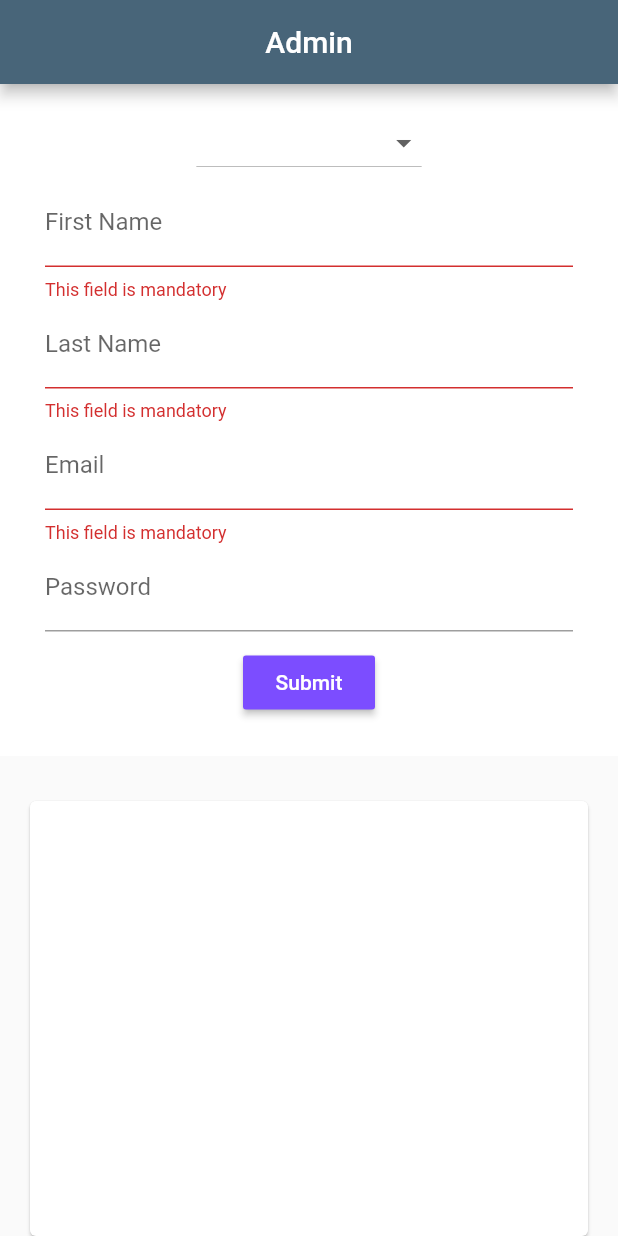
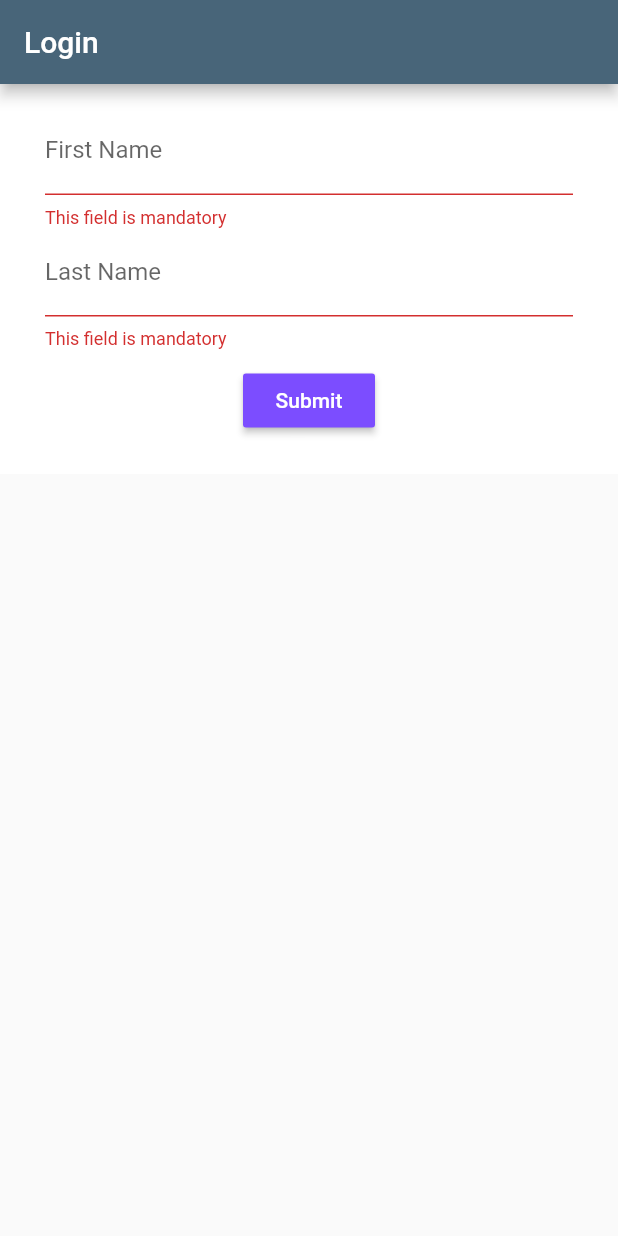
Before and after one commit to Anjaa84/procurre_me, a Flutter app: the screen it shows after launch, after a tap on "Submit", on a phone screen of 412 x 824 dp. Run offline on Flutter 3.47's test engine with Material 2 defaults, Android fonts, the phone set to English and light mode, and no system bars; our stand-ins replace dropdown_formfield, fluttertoast, sqflite; accounts and stored records are empty.

Commit message:
last commit after admin page

```diff
--- a/lib/main.dart
+++ b/lib/main.dart
@@ -3,6 +3,7 @@ import 'package:flutter_project/model/contact.dart';
 import 'package:flutter_project/screens/admin_page.dart';
 import 'package:flutter_project/screens/home_page.dart';
 import 'package:flutter_project/screens/item_page.dart';
+import 'package:flutter_project/screens/login_page.dart';
 import 'package:flutter_project/utils/database_helper.dart';
 
 void main() {
@@ -19,7 +20,7 @@ class MyApp extends StatelessWidget {
       theme: ThemeData(
         primaryColor: darkBlueColor,
       ),
-      home: AdminPage(),
+      home: LoginPage(),
     );
   }
 }
--- a/lib/screens/admin_page.dart
+++ b/lib/screens/admin_page.dart
@@ -8,12 +8,13 @@ class AdminPage extends StatefulWidget {
 }
 
 class _AdminPageState extends State<AdminPage> {
-  User _user;
+  User _user=User();
+
   List<User> _users =[];
 
   final _formKey = GlobalKey<FormState>();
   DatabaseHelper _dbHelper;
-  final _ctrlRole = TextEditingController();
+
   final _ctrlFirstName = TextEditingController();
   final _ctrlLastName = TextEditingController();
   final _ctrlEmail = TextEditingController();
@@ -51,7 +52,7 @@ class _AdminPageState extends State<AdminPage> {
             decoration: InputDecoration(labelText: 'First Name'),
             validator: (val) =>
             (val.length == 0 ? 'This field is mandatory' : null),
-            onSaved: (val) => _user.firstname),
+            onSaved: (val) =>  setState(() => _user.firstname=val),),
           TextFormField(
             controller: _ctrlLastName,
             decoration: InputDecoration(labelText: 'Last Name'),
@@ -93,13 +94,18 @@ class _AdminPageState extends State<AdminPage> {
     var form = _formKey.currentState;
     if (form.validate()) {
       form.save();
-      if (_user.id == null)
+
+      if (_user.userId == null) {
+
         await _dbHelper.insertUser(_user);
+
+      }else{
+      }
 //      else
 //        await _dbHelper.updateItem(_item);
 //      _resetForm();
       form.reset();
-//      await _refreshItemList();
+      await _updateUsers();
     }
   }
 
@@ -126,7 +132,7 @@ class _AdminPageState extends State<AdminPage> {
                     ],
                   ),
                   title: Text(
-                    _users[index].firstname.toUpperCase(),
+                    _users[index].role.toUpperCase(),
                     style: TextStyle(
                         color: Colors.deepPurpleAccent, fontWeight: FontWeight.bold),
                   ),
@@ -171,6 +177,7 @@ class _AdminPageState extends State<AdminPage> {
   void initState()  {
     // TODO: implement initState
     super.initState();
+    _dbHelper = DatabaseHelper.instance;
     _updateUsers();
   }
 
--- a/lib/screens/login_page.dart
+++ b/lib/screens/login_page.dart
@@ -1,161 +1,138 @@
-//import 'package:flutter/material.dart';
-//import 'package:login/models/user.dart';
-//import 'package:login/screen/home_page.dart';
-//import 'package:login/services/response/login_response.dart';
-//import 'package:shared_preferences/shared_preferences.dart';
-//
-//class LoginPage extends StatefulWidget {
-//  @override
-//  _LoginPageState createState() => new _LoginPageState();
-//}
-//
-//enum LoginStatus { notSignIn, signIn }
-//
-//class _LoginPageState extends State<LoginPage> implements LoginCallBack {
-//  LoginStatus _loginStatus = LoginStatus.notSignIn;
-//  BuildContext _ctx;
-//  bool _isLoading = false;
-//  final formKey = new GlobalKey<FormState>();
-//  final scaffoldKey = new GlobalKey<ScaffoldState>();
-//
-//  String _username, _password;
-//
-//  LoginResponse _response;
-//
-//  _LoginPageState() {
-//    _response = new LoginResponse(this);
-//  }
-//
-//  void _submit() {
-//    final form = formKey.currentState;
-//
-//    if (form.validate()) {
-//      setState(() {
-//        _isLoading = true;
-//        form.save();
-//        _response.doLogin(_username, _password);
-//      });
-//    }
-//  }
-//
-//
-//  void _showSnackBar(String text) {
-//    scaffoldKey.currentState.showSnackBar(new SnackBar(
-//      content: new Text(text),
-//    ));
-//  }
-//
-//  var value;
-//  getPref() async {
-//    SharedPreferences preferences = await SharedPreferences.getInstance();
-//    setState(() {
-//      value = preferences.getInt("value");
-//
-//      _loginStatus = value == 1 ? LoginStatus.signIn : LoginStatus.notSignIn;
-//    });
-//  }
-//
-//  signOut() async {
-//    SharedPreferences preferences = await SharedPreferences.getInstance();
-//    setState(() {
-//      preferences.setInt("value", null);
-//      preferences.commit();
-//      _loginStatus = LoginStatus.notSignIn;
-//    });
-//  }
-//
-//  @override
-//  void initState() {
-//    super.initState();
-//    getPref();
-//  }
-//
-//  @override
-//  Widget build(BuildContext context) {
-//    switch (_loginStatus) {
-//      case LoginStatus.notSignIn:
-//        _ctx = context;
-//        var loginBtn = new RaisedButton(
-//          onPressed: _submit,
-//          child: new Text("Login"),
-//          color: Colors.green,
-//        );
-//        var loginForm = new Column(
-//          crossAxisAlignment: CrossAxisAlignment.center,
-//          children: <Widget>[
-//            new Form(
-//              key: formKey,
-//              child: new Column(
-//                children: <Widget>[
-//                  new Padding(
-//                    padding: const EdgeInsets.all(10.0),
-//                    child: new TextFormField(
-//                      onSaved: (val) => _username = val,
-//                      decoration: new InputDecoration(labelText: "Username"),
-//                    ),
-//                  ),
-//                  new Padding(
-//                    padding: const EdgeInsets.all(10.0),
-//                    child: new TextFormField(
-//                      onSaved: (val) => _password = val,
-//                      decoration: new InputDecoration(labelText: "Password"),
-//                    ),
-//                  )
-//                ],
-//              ),
-//            ),
-//            loginBtn
-//          ],
-//        );
-//
-//        return new Scaffold(
-//          appBar: new AppBar(
-//            title: new Text("Login Page"),
-//          ),
-//          key: scaffoldKey,
-//          body: new Container(
-//            child: new Center(
-//              child: loginForm,
-//            ),
-//          ),
-//        );
-//        break;
-//      case LoginStatus.signIn:
-//        return HomeScreen(signOut);
-//        break;
-//    }
-//  }
-//
-//  savePref(int value,String user, String pass) async {
-//    SharedPreferences preferences = await SharedPreferences.getInstance();
-//    setState(() {
-//      preferences.setInt("value", value);
-//      preferences.setString("user", user);
-//      preferences.setString("pass", pass);
-//      preferences.commit();
-//    });
-//  }
-//
-//  @override
-//  void onLoginError(String error) {
-//    _showSnackBar(error);
-//    setState(() {
-//      _isLoading = false;
-//    });
-//  }
-//
-//  @override
-//  void onLoginSuccess(User user) async {
-//
-//    if(user != null){
-//      savePref(1,user.username, user.password);
-//      _loginStatus = LoginStatus.signIn;
-//    }else{
-//      _showSnackBar("Login Gagal, Silahkan Periksa Login Anda");
-//      setState(() {
-//        _isLoading = false;
-//      });
-//    }
-//
-//  }
-//}
+import 'package:flutter/material.dart';
+import 'package:flutter_project/screens/admin_page.dart';
+import 'package:fluttertoast/fluttertoast.dart';
+
+class LoginPage extends StatefulWidget {
+  @override
+  _LoginPageState createState() => _LoginPageState();
+}
+
+class _LoginPageState extends State<LoginPage> {
+  final _formKey = GlobalKey<FormState>();
+
+  final _ctrlName = TextEditingController();
+  final _ctrlPassword = TextEditingController();
+  FToast fToast;
+
+  @override
+  void initState() {
+    super.initState();
+    fToast = FToast();
+    fToast.init(context);
+  }
+
+  _showToast() {
+    Widget toast = Container(
+      padding: const EdgeInsets.symmetric(horizontal: 24.0, vertical: 12.0),
+      decoration: BoxDecoration(
+        borderRadius: BorderRadius.circular(25.0),
+        color: Colors.greenAccent,
+      ),
+      child: Row(
+        mainAxisSize: MainAxisSize.min,
+        children: [
+          Icon(Icons.check),
+          SizedBox(
+            width: 12.0,
+          ),
+          Text("This is a Custom Toast"),
+        ],
+      ),
+    );
+
+
+    fToast.showToast(
+      child: toast,
+      gravity: ToastGravity.BOTTOM,
+      toastDuration: Duration(seconds: 2),
+    );
+
+    // Custom Toast Position
+    fToast.showToast(
+        child: toast,
+        toastDuration: Duration(seconds: 2),
+        positionedToastBuilder: (context, child) {
+          return Positioned(
+            child: child,
+            top: 16.0,
+            left: 16.0,
+          );
+        });
+  }
+
+
+  _form() => Container(
+        color: Colors.white,
+        padding: EdgeInsets.symmetric(vertical: 15, horizontal: 30),
+        child: Form(
+          key: _formKey,
+          child: Column(
+            children: <Widget>[
+              TextFormField(
+                controller: _ctrlName,
+                decoration: InputDecoration(labelText: 'First Name'),
+                validator: (val) =>
+                    (val.length == 0 ? 'This field is mandatory' : null),
+              ),
+              TextFormField(
+                controller: _ctrlPassword,
+                decoration: InputDecoration(labelText: 'Last Name'),
+                validator: (val) =>
+                    (val.length == 0 ? 'This field is mandatory' : null),
+              ),
+              Container(
+                margin: EdgeInsets.all(10.0),
+                child: RaisedButton(
+                  onPressed: () => _onSubmit(),
+                  child: Text('Submit'),
+                  color: Colors.deepPurpleAccent,
+                  textColor: Colors.white,
+                ),
+              ),
+            ],
+          ),
+        ),
+      );
+
+  _onSubmit() async {
+    var form = _formKey.currentState;
+    if (form.validate()) {
+      form.save();
+      if ((_ctrlPassword.text == '1234')) {
+
+
+
+
+        Navigator.push(
+            context, MaterialPageRoute(builder: (context) => AdminPage()));
+
+      } else {
+        Fluttertoast.showToast(
+            msg: "This is Center Short Toast",
+            toastLength: Toast.LENGTH_SHORT,
+            gravity: ToastGravity.CENTER,
+            timeInSecForIosWeb: 1,
+            backgroundColor: Colors.red,
+            textColor: Colors.white,
+            fontSize: 16.0);
+      }
+    }
+  }
+
+  @override
+  Widget build(BuildContext context) {
+    return Scaffold(
+      appBar: AppBar(
+        title: Text('Login'),
+      ),
+      resizeToAvoidBottomInset: false,
+      body: Center(
+        child: Column(
+          children: [
+            _form(),
+          ],
+        ),
+      ),
+    );
+  }
+}
--- a/pubspec.yaml
+++ b/pubspec.yaml
@@ -27,6 +27,7 @@ dependencies:
   path_provider: ^1.6.18
   path: ^1.7.0
   dropdown_formfield: ^0.1.3
+  fluttertoast: ^7.1.1
 
 
 
```
Also changed, not shown: lib/model/user.dart (+7 -7 lines), lib/utils/database_helper.dart (+6 -5 lines), pubspec.lock.
